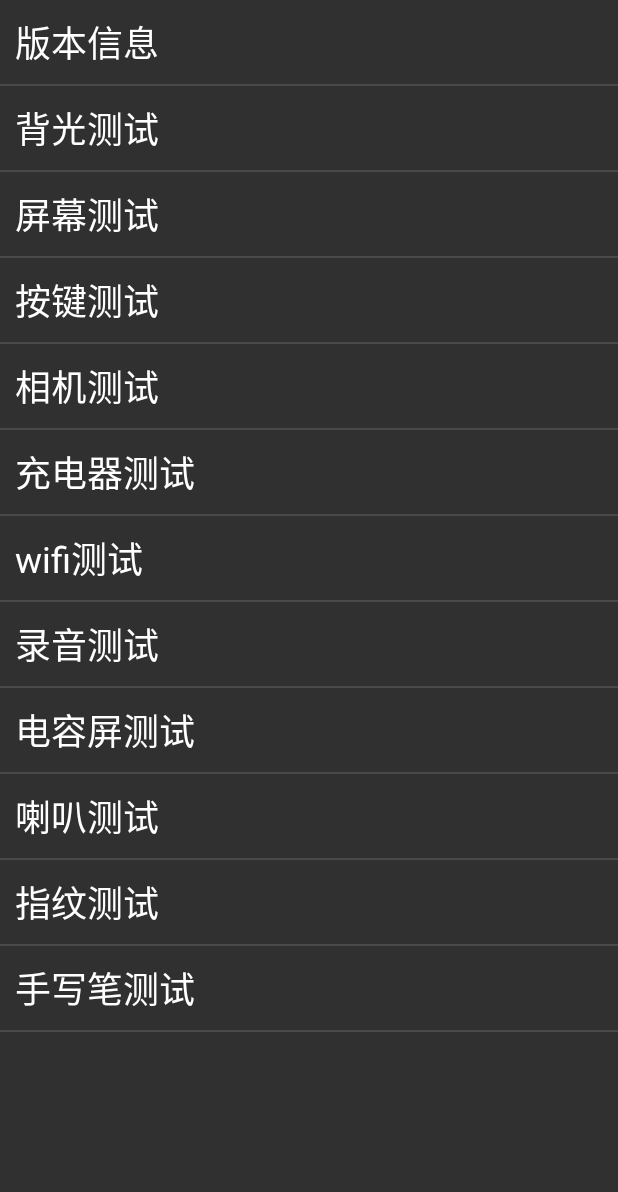
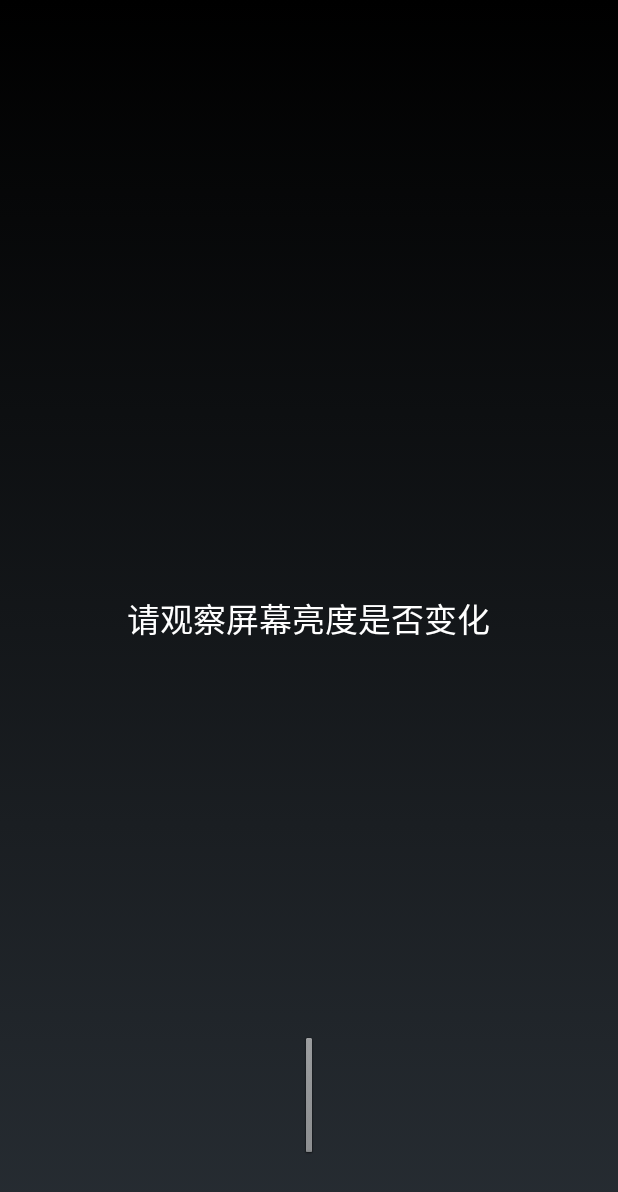
Before and after one commit to kkkknn/FactoryTest, an Android app: the screen it shows after launch (MainActivity before the commit, Backlight after it), after a tap on "背光测试", on a phone screen of 412 x 824 dp. Shown: the top 1192 px of the screen. Run offline under Robolectric (Android 15) with nearby library versions, the phone set to English and light mode, and no system bars.

Commit message:
背光测试

```diff
--- a/app/build.gradle
+++ b/app/build.gradle
@@ -4,7 +4,7 @@ android {
     compileSdkVersion 28
     defaultConfig {
         applicationId "com.citrontek.FactoryTest"
-        minSdkVersion 23
+        minSdkVersion 19
         targetSdkVersion 28
         versionCode 1
         versionName "1.0"
--- a/app/src/main/AndroidManifest.xml
+++ b/app/src/main/AndroidManifest.xml
@@ -8,8 +8,10 @@
         android:label="@string/app_name"
         android:roundIcon="@mipmap/ic_launcher_round"
         android:supportsRtl="true"
-        android:theme="@style/Theme.AppCompat.NoActionBar">
-        <activity android:name=".itemTest.VersionInfo"></activity>
+        android:theme="@android:style/Theme.NoTitleBar.Fullscreen">
+        <activity android:name=".itemTest.Lcd"></activity>
+        <activity android:name=".itemTest.Backlight" />
+        <activity android:name=".itemTest.VersionInfo" />
         <activity android:name=".MainActivity">
             <intent-filter>
                 <action android:name="android.intent.action.MAIN" />
--- a/app/src/main/java/com/citrontek/FactoryTest/MainActivity.java
+++ b/app/src/main/java/com/citrontek/FactoryTest/MainActivity.java
@@ -1,5 +1,6 @@
 package com.citrontek.FactoryTest;
 
+import android.app.Activity;
 import android.content.DialogInterface;
 import android.content.Intent;
 import android.support.annotation.Nullable;
@@ -13,12 +14,14 @@ import android.widget.ArrayAdapter;
 import android.widget.ListView;
 import android.widget.TextView;
 
+import com.citrontek.FactoryTest.itemTest.Backlight;
+import com.citrontek.FactoryTest.itemTest.Lcd;
 import com.citrontek.FactoryTest.itemTest.VersionInfo;
 
 import java.util.ArrayList;
 import java.util.List;
 
-public class MainActivity extends AppCompatActivity {
+public class MainActivity extends Activity {
     private ListView listView;
     private String item;
     private String[] xmlList;
@@ -83,15 +86,16 @@ public class MainActivity extends AppCompatActivity {
     //根据点击的id来进行跳转
     private void searchByID(int id){
         Intent intent=null;
-        int code=0;
+        int code=id;
         switch (xmlList[id]){
             case "版本信息":
                 intent=new Intent(MainActivity.this,VersionInfo.class);
-                code=id;
                 break;
             case "背光测试":
+                intent=new Intent(MainActivity.this, Backlight.class);
                 break;
             case "屏幕测试":
+                intent=new Intent(MainActivity.this, Lcd.class);
                 break;
             case "按键测试":
                 break;
@@ -121,9 +125,11 @@ public class MainActivity extends AppCompatActivity {
     //活动返回
     @Override
     protected void onActivityResult(int requestCode, int resultCode, @Nullable Intent data) {
-        int flag=data.getIntExtra("检测情况",RESULT_OK);
-        Item it=itemList.get(requestCode);
-        it.setValue(flag);
-        arrayAdapter.updateData(listView.getChildAt(requestCode),requestCode);
+        if(data!=null){
+            int flag=data.getIntExtra("检测情况",RESULT_OK);
+            Item it=itemList.get(requestCode);
+            it.setValue(flag);
+            arrayAdapter.updateData(listView.getChildAt(requestCode),requestCode);
+        }
     }
 }
--- /dev/null
+++ b/app/src/main/java/com/citrontek/FactoryTest/itemTest/Backlight.java
@@ -0,0 +1,141 @@
+package com.citrontek.FactoryTest.itemTest;
+
+import android.app.Activity;
+import android.content.Intent;
+import android.graphics.Color;
+import android.os.Handler;
+import android.os.Message;
+import android.support.v7.app.AppCompatActivity;
+import android.os.Bundle;
+import android.text.Layout;
+import android.util.Log;
+import android.view.KeyEvent;
+import android.view.View;
+import android.view.Window;
+import android.view.WindowManager;
+import android.widget.Button;
+import android.widget.TextView;
+
+import com.citrontek.FactoryTest.R;
+
+public class Backlight extends Activity {
+    private Button btn_ok,btn_error;
+    private TextView show_msg;
+    private Handler handler;
+    private float back_light;
+    @Override
+    protected void onCreate(Bundle savedInstanceState) {
+        super.onCreate(savedInstanceState);
+        setContentView(R.layout.item_backlight);
+
+        initView();
+
+        handler=new Handler(){
+            @Override
+            public void handleMessage(Message msg) {
+                switch (msg.what){
+                    case 1000:
+                        //修改屏幕背光
+                        Window window = Backlight.this.getWindow();
+                        WindowManager.LayoutParams layoutParams = window.getAttributes();
+                        layoutParams.screenBrightness = 0.0f;
+                        window.setAttributes(layoutParams);
+                        Log.i("测试", "handleMessage: 开始修改1");
+                        try {
+                            Thread.sleep(200);
+                        } catch (InterruptedException e) {
+                            e.printStackTrace();
+                        }
+                        break;
+                    case 1001:
+                        //修改屏幕背光
+                        Window window1 = Backlight.this.getWindow();
+                        WindowManager.LayoutParams layoutParams1 = window1.getAttributes();
+                        layoutParams1.screenBrightness = 1f;
+                        window1.setAttributes(layoutParams1);
+                        Log.i("测试", "handleMessage: 开始修改2");
+                        break;
+                }
+            }
+        };
+
+        Window window = Backlight.this.getWindow();
+        WindowManager.LayoutParams layoutParams = window.getAttributes();
+        back_light=layoutParams.screenBrightness;
+
+        handler.postDelayed(new Runnable() {
+            @Override
+            public void run() {
+                Window window = Backlight.this.getWindow();
+                WindowManager.LayoutParams layoutParams = window.getAttributes();
+                layoutParams.screenBrightness = 0.0f;
+                window.setAttributes(layoutParams);
+                show_msg.setText("屏幕亮度变暗");
+            }
+        },3000);
+
+        handler.postDelayed(new Runnable() {
+            @Override
+            public void run() {
+                Window window = Backlight.this.getWindow();
+                WindowManager.LayoutParams layoutParams = window.getAttributes();
+                layoutParams.screenBrightness = 1f;
+                window.setAttributes(layoutParams);
+                show_msg.setText("屏幕亮度变亮");
+            }
+        },6000);
+
+        handler.postDelayed(new Runnable() {
+            @Override
+            public void run() {
+                Window window = Backlight.this.getWindow();
+                WindowManager.LayoutParams layoutParams = window.getAttributes();
+                layoutParams.screenBrightness = back_light;
+                window.setAttributes(layoutParams);
+                show_msg.setText("屏幕亮度恢复");
+                btn_ok.setEnabled(true);
+                btn_error.setEnabled(true);
+            }
+        },9000);
+    }
+
+    private void initView(){
+        btn_ok=findViewById(R.id.btn_ok);
+        btn_error=findViewById(R.id.btn_error);
+        show_msg=findViewById(R.id.show_msg);
+        btn_ok.setOnClickListener(new View.OnClickListener() {
+            @Override
+            public void onClick(View v) {
+                BackMain(1);
+                finish();
+            }
+        });
+
+        btn_error.setOnClickListener(new View.OnClickListener() {
+            @Override
+            public void onClick(View v) {
+                BackMain(-1);
+                finish();
+            }
+        });
+
+        btn_ok.setEnabled(false);
+        btn_error.setEnabled(false);
+        show_msg.setText("请观察屏幕亮度是否变化");
+    }
+    private void BackMain(int code){
+        Intent intent=new Intent();
+        intent.putExtra("检测情况",code);
+        setResult(RESULT_OK,intent);
+    }
+
+    //防止返回键退出造成崩溃
+    @Override
+    public boolean onKeyDown(int keyCode, KeyEvent event) {
+        if (keyCode == KeyEvent.KEYCODE_BACK) {
+            return true;
+        }
+        return false;
+
+    }
+}
--- /dev/null
+++ b/app/src/main/res/layout/item_backlight.xml
@@ -0,0 +1,42 @@
+<?xml version="1.0" encoding="utf-8"?>
+<RelativeLayout xmlns:android="http://schemas.android.com/apk/res/android"
+    xmlns:app="http://schemas.android.com/apk/res-auto"
+    xmlns:tools="http://schemas.android.com/tools"
+    android:layout_width="match_parent"
+    android:layout_height="match_parent"
+    tools:context=".itemTest.Backlight">
+
+    <TextView
+        android:id="@+id/show_msg"
+        android:layout_width="wrap_content"
+        android:layout_height="wrap_content"
+        android:padding="50sp"
+        android:layout_centerInParent="true"
+        android:textColor="@color/colorWhite"
+        android:textSize="22sp" />
+
+    <Button
+        android:id="@+id/btn_ok"
+        android:layout_width="wrap_content"
+        android:layout_height="wrap_content"
+        android:layout_alignParentLeft="true"
+        android:layout_alignParentBottom="true"
+        android:layout_marginHorizontal="200sp"
+        android:layout_marginBottom="50sp"
+        android:text="@string/success"
+        android:textSize="22sp"
+        android:textColor="@color/green" />
+
+    <Button
+        android:id="@+id/btn_error"
+        android:layout_width="wrap_content"
+        android:layout_height="wrap_content"
+        android:layout_alignParentRight="true"
+        android:layout_alignParentBottom="true"
+        android:layout_marginHorizontal="200sp"
+        android:layout_marginBottom="50sp"
+        android:text="@string/failed"
+        android:textSize="22sp"
+        android:textColor="@color/colorRed" />
+
+</RelativeLayout>
--- a/app/src/main/res/values/colors.xml
+++ b/app/src/main/res/values/colors.xml
@@ -4,7 +4,7 @@
     <color name="colorPrimaryDark">#00574B</color>
     <color name="colorAccent">#D81B60</color>
     <color name="Dark">#000000</color>
-    <color name="colorWhite">#ffffff</color>
+    <color name="colorWhite">#FFFFFF</color>
     <color name="colorRed">#FF0000</color>
     <color name="colorBlue">#0356FF</color>
     <color name="green">#05F508</color>
```
Also changed, not shown: app/src/main/java/com/citrontek/FactoryTest/itemTest/Lcd.java (added, +27 -0 lines), app/src/main/java/com/citrontek/FactoryTest/itemTest/VersionInfo.java (+8 -9 lines), app/src/main/res/layout/item_lcd.xml (added, +45 -0 lines), app/src/main/res/layout/item_version_information.xml (+21 -15 lines), 1 other file.
